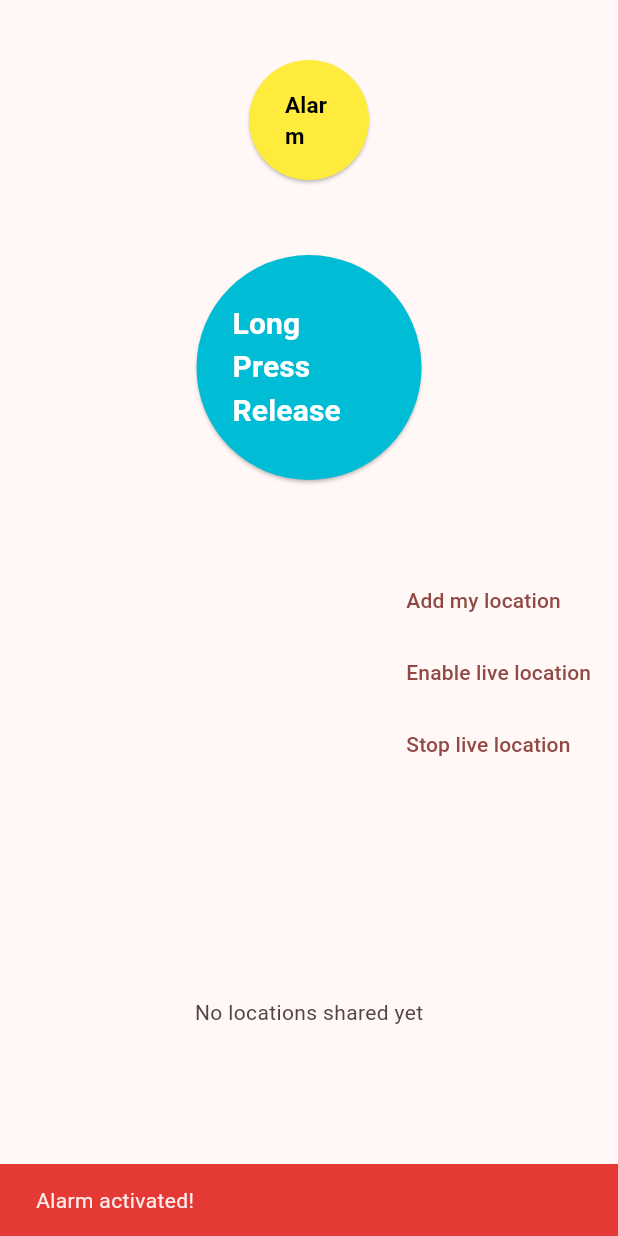
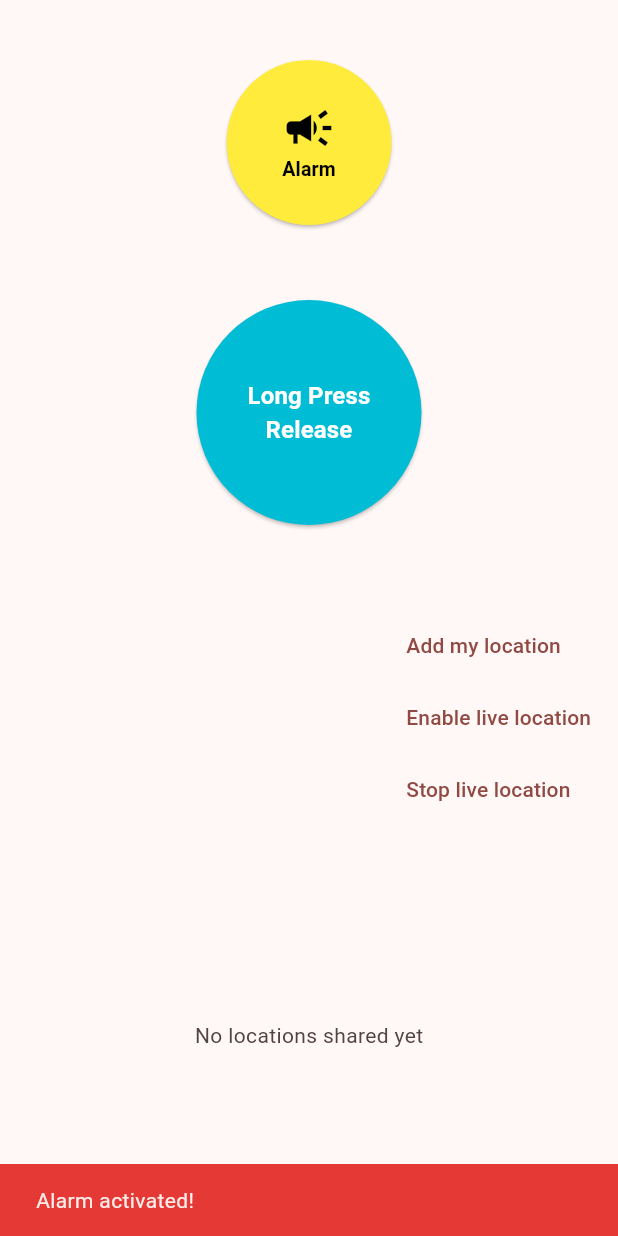
Before and after one commit to AhmedElatreby/Graduation_project, a Flutter app: the LocationPage screen opened directly, after a tap on "Alarm", on a phone screen of 412 x 824 dp. Run offline on Flutter 3.47's test engine with Material 3 defaults, Android fonts, the phone set to English and light mode, and no system bars; our stand-ins replace audioplayers, cloud_firestore, firebase_auth, firebase_core, flutter_native_splash, geocoding and 6 more; missing offline and left inert: flutter_phone_direct_caller, flutter_polyline_points, flutter_sms; accounts and stored records are empty.

Commit message:
fix: resolve 5 runtime bugs reported after initial UI redesign merge
- SOS page: remove nested Scaffold so content is centered (was left-aligned)
- Contacts page: fix initState using setState, add hasError handling in FutureBuilder
- Map (mymap): replace singleWhere (throws StateError) with safe .where().firstOrNull
  pattern in both build() StreamBuilder and mymap() camera animation method
- Location page: enlarge alarm button to 110×110 with campaign icon so text fits
- Location page: add textAlign.center to long-press button text

Co-Authored-By: Claude Sonnet 4.6 <noreply@anthropic.com>

```diff
--- a/lib/pages/location_page.dart
+++ b/lib/pages/location_page.dart
@@ -60,23 +60,27 @@ class _HomeState extends State<LocationPage> {
                 if (!mounted) return;
                 ScaffoldMessenger.of(context).showSnackBar(
                   SnackBar(
-                    content: Text(
-                      'Alarm activated!',
-                    ),
+                    content: const Text('Alarm activated!'),
                     backgroundColor: Colors.red.shade600,
                   ),
                 );
               },
-              child: const Text('Alarm',
-                  style: TextStyle(
-                    fontSize: 15,
-                    fontWeight: FontWeight.bold,
-                    color: Colors.black,
-                  )),
               style: ElevatedButton.styleFrom(
-                  fixedSize: const Size(80, 80),
+                  fixedSize: const Size(110, 110),
                   shape: const CircleBorder(),
                   backgroundColor: Colors.yellow),
+              child: const Column(
+                mainAxisAlignment: MainAxisAlignment.center,
+                children: [
+                  Icon(Icons.campaign, size: 36, color: Colors.black),
+                  Text('Alarm',
+                      style: TextStyle(
+                        fontSize: 13,
+                        fontWeight: FontWeight.bold,
+                        color: Colors.black,
+                      )),
+                ],
+              ),
             ),
           ),
           const SizedBox(
@@ -109,9 +113,10 @@ class _HomeState extends State<LocationPage> {
                           shape: const CircleBorder(),
                           backgroundColor: Colors.cyan),
                       child: const Text(
-                        '''Long Press Release''',
+                        'Long Press\nRelease',
+                        textAlign: TextAlign.center,
                         style: TextStyle(
-                          fontSize: 20,
+                          fontSize: 16,
                           fontWeight: FontWeight.bold,
                           color: Colors.white,
                         ),
```
Also changed, not shown: lib/contact/personal_emergency_contacts.dart (+8 -1 lines), lib/location/mymap.dart (+19 -21 lines), lib/pages/sos.dart (+2 -5 lines).
